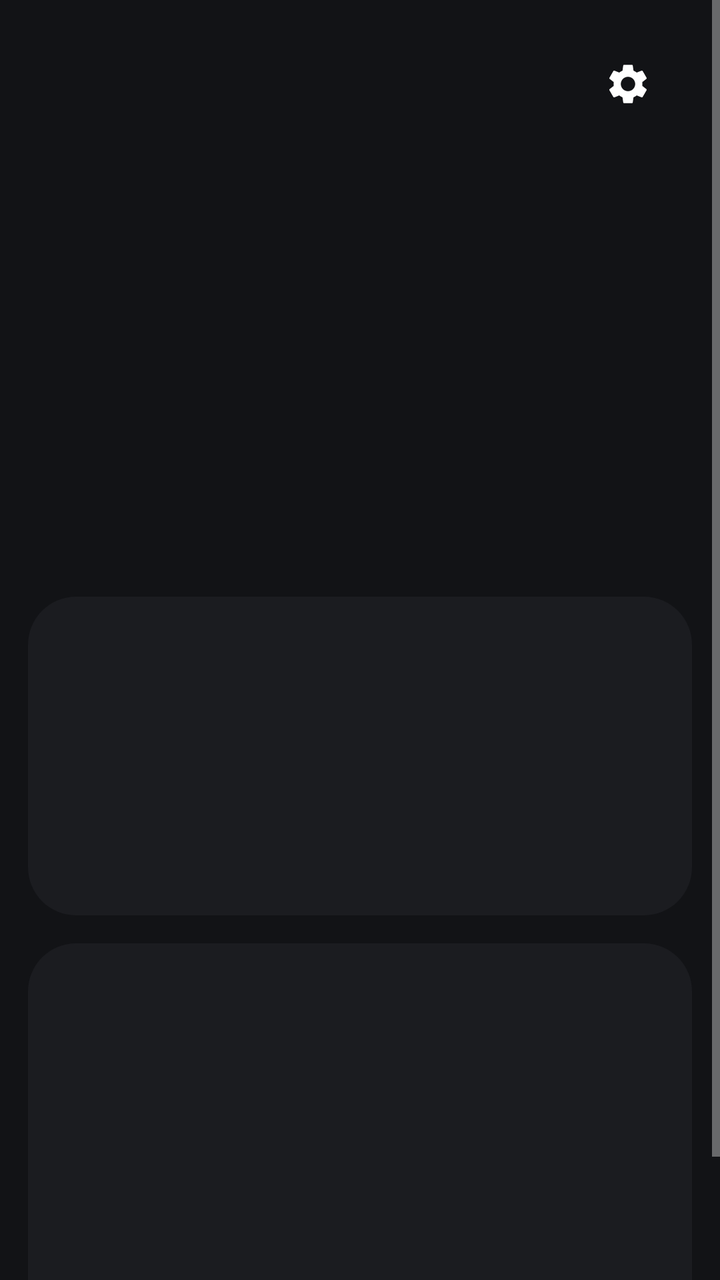
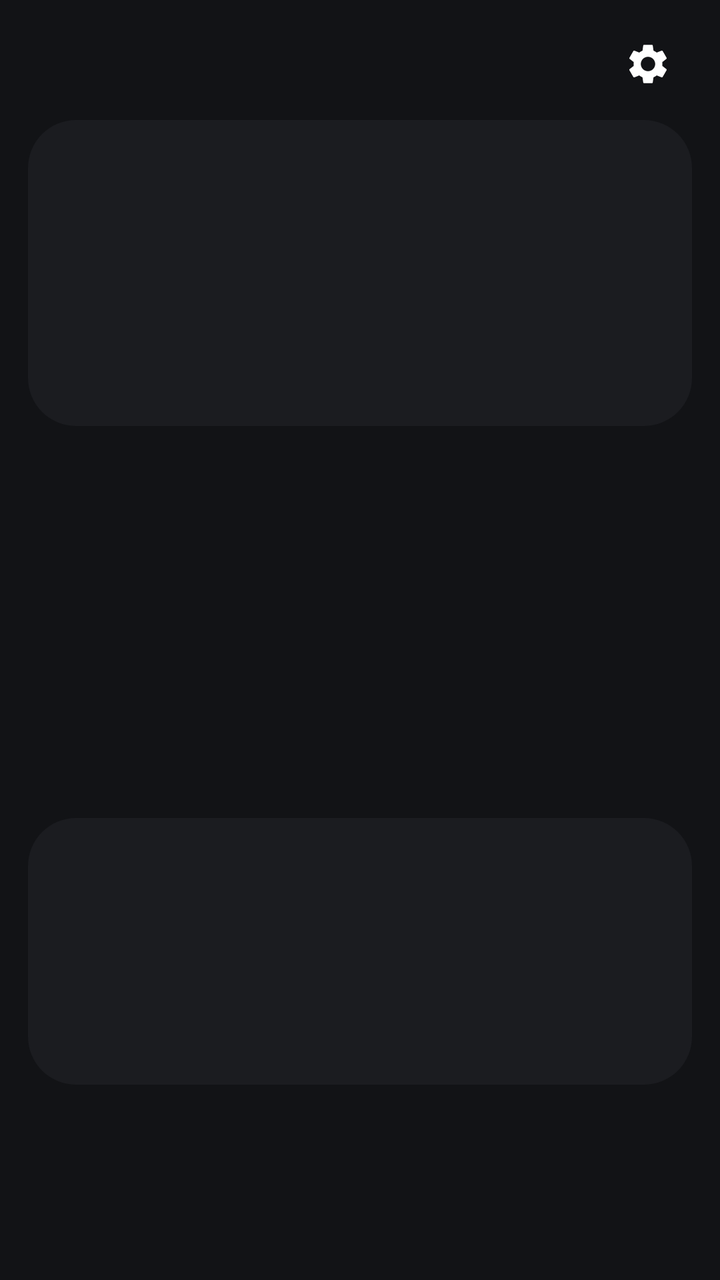

The first picture is an Android layout as it rendered before a commit; the second is the same layout after the commit. The layout source and the unified diff follow.
<!-- AndroidManifest.xml: application theme Theme.SunW -->
<!-- res/layout/activity_main.xml -->
<?xml version="1.0" encoding="utf-8"?>
<ScrollView xmlns:android="http://schemas.android.com/apk/res/android"
    android:id="@+id/page"
    android:layout_width="match_parent"
    android:layout_height="match_parent"
    android:fitsSystemWindows="true">

    <LinearLayout
        android:layout_width="match_parent"
        android:layout_height="wrap_content"
        android:orientation="vertical"
        android:paddingBottom="24dp">

        <LinearLayout
            android:layout_width="match_parent"
            android:layout_height="wrap_content"
            android:gravity="top"
            android:orientation="horizontal"
            android:paddingHorizontal="22dp"
            android:paddingTop="18dp"
            android:paddingBottom="16dp">

            <LinearLayout
                android:layout_width="0dp"
                android:layout_height="wrap_content"
                android:layout_weight="1"
                android:orientation="vertical">

                <TextView
                    android:id="@+id/place"
                    android:layout_width="wrap_content"
                    android:layout_height="wrap_content"
                    android:background="?android:attr/selectableItemBackground"
                    android:ellipsize="end"
                    android:fontFamily="sans-serif-light"
                    android:maxLines="1"
                    android:textSize="28sp" />

                <TextView
                    android:id="@+id/date"
                    android:layout_width="wrap_content"
                    android:layout_height="wrap_content"
                    android:layout_marginTop="2dp"
                    android:textSize="14sp" />
            </LinearLayout>

            <ImageButton
                android:id="@+id/settings"
                android:layout_width="48dp"
                android:layout_height="48dp"
                android:background="?android:attr/selectableItemBackgroundBorderless"
                android:contentDescription="@string/settings"
                android:src="@drawable/ic_settings" />
        </LinearLayout>

        
        <FrameLayout
            android:id="@+id/widget_container"
            android:layout_width="match_parent"
            android:layout_height="192dp"
            android:layout_marginHorizontal="14dp" />

        <LinearLayout
            android:id="@+id/moon_card"
            android:layout_width="match_parent"
            android:layout_height="wrap_content"
            android:layout_margin="14dp"
            android:background="@drawable/card_background"
            android:orientation="vertical"
            android:padding="18dp">

            <LinearLayout
                android:layout_width="match_parent"
                android:layout_height="wrap_content"
                android:gravity="center_vertical"
                android:orientation="horizontal">

                <ImageView
                    android:id="@+id/moon_image"
                    android:layout_width="72dp"
                    android:layout_height="72dp"
                    android:layout_marginEnd="18dp"
                    android:importantForAccessibility="no" />

                <LinearLayout
                    android:layout_width="0dp"
                    android:layout_height="wrap_content"
                    android:layout_weight="1"
                    android:orientation="vertical">

                    <LinearLayout
                        android:layout_width="wrap_content"
                        android:layout_height="wrap_content"
                        android:baselineAligned="true"
                        android:orientation="horizontal">

                        <TextView
                            android:id="@+id/moon_illumination"
                            android:layout_width="wrap_content"
                            android:layout_height="wrap_content"
                            android:fontFamily="sans-serif-light"
                            android:textSize="34sp" />

                        <TextView
                            android:id="@+id/moon_phase"
                            android:layout_width="wrap_content"
                            android:layout_height="wrap_content"
                            android:layout_marginStart="10dp"
                            android:textSize="15sp" />
                    </LinearLayout>

                    <TextView
                        android:id="@+id/moon_times"
                        android:layout_width="wrap_content"
                        android:layout_height="wrap_content"
                        android:layout_marginTop="4dp"
                        android:layout_marginBottom="6dp"
                        android:textSize="17sp" />

                    <TextView
                        android:id="@+id/moon_next"
                        android:layout_width="match_parent"
                        android:layout_height="wrap_content"
                        android:autoSizeMaxTextSize="12sp"
                        android:autoSizeMinTextSize="9sp"
                        android:autoSizeStepGranularity="0.5sp"
                        android:autoSizeTextType="uniform"
                        android:maxLines="1"
                        android:textSize="12sp" />
                </LinearLayout>
            </LinearLayout>

            <View
                android:id="@+id/moon_divider"
                android:layout_width="match_parent"
                android:layout_height="1dp"
                android:layout_marginTop="16dp"
                android:layout_marginBottom="12dp" />

            
            <LinearLayout
                android:id="@+id/moon_week"
                android:layout_width="match_parent"
                android:layout_height="wrap_content"
                android:orientation="horizontal" />
        </LinearLayout>

        
        <LinearLayout
            android:id="@+id/weather_card"
            android:layout_width="match_parent"
            android:layout_height="wrap_content"
            android:layout_marginHorizontal="14dp"
            android:background="@drawable/card_background"
            android:orientation="vertical"
            android:padding="18dp">

            <LinearLayout
                android:id="@+id/weather_now"
                android:layout_width="match_parent"
                android:layout_height="wrap_content"
                android:background="?android:attr/selectableItemBackground"
                android:gravity="center_vertical"
                android:orientation="horizontal">

                <ImageView
                    android:id="@+id/weather_icon"
                    android:layout_width="76dp"
                    android:layout_height="76dp"
                    android:layout_marginEnd="10dp"
                    android:importantForAccessibility="no" />

                <LinearLayout
                    android:layout_width="0dp"
                    android:layout_height="wrap_content"
                    android:layout_weight="1"
                    android:orientation="vertical">

                    <TextView
                        android:id="@+id/weather_temp"
                        android:layout_width="wrap_content"
                        android:layout_height="wrap_content"
                        android:fontFamily="sans-serif-light"
                        android:includeFontPadding="false"
                        android:textSize="46sp" />

                    <TextView
                        android:id="@+id/weather_desc"
                        android:layout_width="wrap_content"
                        android:layout_height="wrap_content"
                        android:layout_marginTop="4dp"
                        android:textSize="14sp" />

                    <TextView
                        android:id="@+id/weather_sub"
                        android:layout_width="wrap_content"
                        android:layout_height="wrap_content"
                        android:layout_marginTop="2dp"
                        android:textSize="12sp" />
                </LinearLayout>

                <LinearLayout
                    android:id="@+id/weather_today_pills"
                    android:layout_width="wrap_content"
                    android:layout_height="wrap_content"
                    android:orientation="vertical" />
            </LinearLayout>

            <TextView
                android:id="@+id/weather_today_facts"
                android:layout_width="wrap_content"
                android:layout_height="wrap_content"
                android:layout_marginTop="12dp"
                android:textSize="13sp" />

            <View
                android:id="@+id/weather_divider"
                android:layout_width="match_parent"
                android:layout_height="1dp"
                android:layout_marginTop="14dp"
                android:layout_marginBottom="4dp" />

            <LinearLayout
                android:id="@+id/weather_days"
                android:layout_width="match_parent"
                android:layout_height="wrap_content"
                android:layout_marginTop="8dp"
                android:orientation="horizontal" />

            <TextView
                android:id="@+id/weather_status"
                android:layout_width="match_parent"
                android:layout_height="wrap_content"
                android:layout_marginTop="10dp"
                android:gravity="center_horizontal"
                android:textSize="11sp" />
        </LinearLayout>
    </LinearLayout>
</ScrollView>
<!-- resources referenced by this layout -->
<resources>
  <!-- drawable card_background (drawable) -->
  <?xml version="1.0" encoding="utf-8"?>
  <shape xmlns:android="http://schemas.android.com/apk/res/android" android:shape="rectangle">
      <corners android:radius="24dp" />
      <solid android:color="#FF1B1C20" />
  </shape>
  <!-- drawable ic_settings (drawable) -->
  <?xml version="1.0" encoding="utf-8"?>
  <vector xmlns:android="http://schemas.android.com/apk/res/android"
      android:width="24dp"
      android:height="24dp"
      android:viewportWidth="24"
      android:viewportHeight="24">
      <path
          android:fillColor="#FFFFFFFF"
          android:pathData="M19.14,12.94c0.04,-0.3 0.06,-0.61 0.06,-0.94 0,-0.32 -0.02,-0.64 -0.07,-0.94l2.03,-1.58c0.18,-0.14 0.23,-0.41 0.12,-0.61l-1.92,-3.32c-0.12,-0.22 -0.37,-0.29 -0.59,-0.22l-2.39,0.96c-0.5,-0.38 -1.03,-0.7 -1.62,-0.94L14.4,2.81c-0.04,-0.24 -0.24,-0.41 -0.48,-0.41h-3.84c-0.24,0 -0.43,0.17 -0.47,0.41L9.25,5.35C8.66,5.59 8.12,5.92 7.63,6.29L5.24,5.33c-0.22,-0.08 -0.47,0 -0.59,0.22L2.74,8.87C2.62,9.08 2.66,9.34 2.86,9.48l2.03,1.58C4.84,11.36 4.8,11.69 4.8,12s0.02,0.64 0.07,0.94l-2.03,1.58c-0.18,0.14 -0.23,0.41 -0.12,0.61l1.92,3.32c0.12,0.22 0.37,0.29 0.59,0.22l2.39,-0.96c0.5,0.38 1.03,0.7 1.62,0.94l0.36,2.54c0.05,0.24 0.24,0.41 0.48,0.41h3.84c0.24,0 0.44,-0.17 0.47,-0.41l0.36,-2.54c0.59,-0.24 1.13,-0.56 1.62,-0.94l2.39,0.96c0.22,0.08 0.47,0 0.59,-0.22l1.92,-3.32c0.12,-0.22 0.07,-0.47 -0.12,-0.61L19.14,12.94zM12,15.6c-1.98,0 -3.6,-1.62 -3.6,-3.6s1.62,-3.6 3.6,-3.6 3.6,1.62 3.6,3.6S13.98,15.6 12,15.6z" />
  </vector>
  <string name="settings">Settings</string>
  <style name="Theme.SunW" parent="android:Theme.Material.NoActionBar">
          <item name="android:colorAccent">#FFB547</item>
          <item name="android:windowBackground">@color/page_background</item>
      </style>
  <color name="page_background">#121316</color>
</resources>

<!-- the commit's change to res/layout/activity_main.xml (unified diff, before → after) -->
@@ -9,40 +9,40 @@
         android:layout_width="match_parent"
         android:layout_height="wrap_content"
         android:orientation="vertical"
-        android:paddingBottom="24dp">
-
+        android:paddingBottom="12dp">
+
+        
         <LinearLayout
+            android:id="@+id/header"
             android:layout_width="match_parent"
             android:layout_height="wrap_content"
-            android:gravity="top"
+            android:baselineAligned="true"
+            android:gravity="center_vertical"
             android:orientation="horizontal"
-            android:paddingHorizontal="22dp"
-            android:paddingTop="18dp"
-            android:paddingBottom="16dp">
-
-            <LinearLayout
+            android:paddingStart="22dp"
+            android:paddingTop="8dp"
+            android:paddingEnd="12dp"
+            android:paddingBottom="4dp">
+
+            <TextView
+                android:id="@+id/place"
+                android:layout_width="wrap_content"
+                android:layout_height="wrap_content"
+                android:background="?android:attr/selectableItemBackground"
+                android:ellipsize="end"
+                android:fontFamily="sans-serif-light"
+                android:maxLines="1"
+                android:textSize="28sp" />
+
+            <TextView
+                android:id="@+id/date"
                 android:layout_width="0dp"
                 android:layout_height="wrap_content"
+                android:layout_marginStart="12dp"
                 android:layout_weight="1"
-                android:orientation="vertical">
-
-                <TextView
-                    android:id="@+id/place"
-                    android:layout_width="wrap_content"
-                    android:layout_height="wrap_content"
-                    android:background="?android:attr/selectableItemBackground"
-                    android:ellipsize="end"
-                    android:fontFamily="sans-serif-light"
-                    android:maxLines="1"
-                    android:textSize="28sp" />
-
-                <TextView
-                    android:id="@+id/date"
-                    android:layout_width="wrap_content"
-                    android:layout_height="wrap_content"
-                    android:layout_marginTop="2dp"
-                    android:textSize="14sp" />
-            </LinearLayout>
+                android:ellipsize="end"
+                android:maxLines="1"
+                android:textSize="14sp" />
 
             <ImageButton
                 android:id="@+id/settings"
@@ -54,20 +54,114 @@
         </LinearLayout>
 
         
+        <LinearLayout
+            android:id="@+id/weather_card"
+            android:layout_width="match_parent"
+            android:layout_height="wrap_content"
+            android:layout_marginHorizontal="14dp"
+            android:background="@drawable/card_background"
+            android:orientation="vertical"
+            android:paddingHorizontal="18dp"
+            android:paddingVertical="10dp">
+
+            <LinearLayout
+                android:id="@+id/weather_now"
+                android:layout_width="match_parent"
+                android:layout_height="wrap_content"
+                android:background="?android:attr/selectableItemBackground"
+                android:gravity="center_vertical"
+                android:orientation="horizontal">
+
+                <ImageView
+                    android:id="@+id/weather_icon"
+                    android:layout_width="60dp"
+                    android:layout_height="60dp"
+                    android:layout_marginEnd="10dp"
+                    android:importantForAccessibility="no" />
+
+                <LinearLayout
+                    android:layout_width="0dp"
+                    android:layout_height="wrap_content"
+                    android:layout_weight="1"
+                    android:orientation="vertical">
+
+                    <TextView
+                        android:id="@+id/weather_temp"
+                        android:layout_width="wrap_content"
+                        android:layout_height="wrap_content"
+                        android:fontFamily="sans-serif-light"
+                        android:includeFontPadding="false"
+                        android:textSize="46sp" />
+
+                    <TextView
+                        android:id="@+id/weather_desc"
+                        android:layout_width="wrap_content"
+                        android:layout_height="wrap_content"
+                        android:layout_marginTop="4dp"
+                        android:textSize="14sp" />
+
+                    
+                    <TextView
+                        android:id="@+id/weather_sub"
+                        android:layout_width="match_parent"
+                        android:layout_height="wrap_content"
+                        android:layout_marginTop="2dp"
+                        android:autoSizeMaxTextSize="12sp"
+                        android:autoSizeMinTextSize="9sp"
+                        android:autoSizeStepGranularity="0.5sp"
+                        android:autoSizeTextType="uniform"
+                        android:maxLines="2"
+                        android:textSize="12sp" />
+                </LinearLayout>
+
+                <LinearLayout
+                    android:id="@+id/weather_today_pills"
+                    android:layout_width="wrap_content"
+                    android:layout_height="wrap_content"
+                    android:layout_marginStart="6dp"
+                    android:orientation="horizontal" />
+            </LinearLayout>
+
+            <View
+                android:id="@+id/weather_divider"
+                android:layout_width="match_parent"
+                android:layout_height="1dp"
+                android:layout_marginTop="8dp"
+                android:layout_marginBottom="2dp" />
+
+            <LinearLayout
+                android:id="@+id/weather_days"
+                android:layout_width="match_parent"
+                android:layout_height="wrap_content"
+                android:orientation="horizontal" />
+
+            <TextView
+                android:id="@+id/weather_status"
+                android:layout_width="match_parent"
+                android:layout_height="wrap_content"
+                android:layout_marginVertical="6dp"
+                android:gravity="center_horizontal"
+                android:textSize="11sp" />
+        </LinearLayout>
+
+        
         <FrameLayout
             android:id="@+id/widget_container"
             android:layout_width="match_parent"
-            android:layout_height="192dp"
-            android:layout_marginHorizontal="14dp" />
+            android:layout_height="176dp"
+            android:layout_marginHorizontal="14dp"
+            android:layout_marginTop="10dp" />
 
         <LinearLayout
             android:id="@+id/moon_card"
             android:layout_width="match_parent"
             android:layout_height="wrap_content"
-            android:layout_margin="14dp"
+            android:layout_marginHorizontal="14dp"
+            android:layout_marginTop="10dp"
             android:background="@drawable/card_background"
             android:orientation="vertical"
-            android:padding="18dp">
+            android:paddingHorizontal="18dp"
+            android:paddingVertical="10dp">
 
             <LinearLayout
                 android:layout_width="match_parent"
@@ -77,8 +171,8 @@
 
                 <ImageView
                     android:id="@+id/moon_image"
-                    android:layout_width="72dp"
-                    android:layout_height="72dp"
+                    android:layout_width="64dp"
+                    android:layout_height="64dp"
                     android:layout_marginEnd="18dp"
                     android:importantForAccessibility="no" />
 
@@ -134,8 +228,8 @@
                 android:id="@+id/moon_divider"
                 android:layout_width="match_parent"
                 android:layout_height="1dp"
-                android:layout_marginTop="16dp"
-                android:layout_marginBottom="12dp" />
+                android:layout_marginTop="10dp"
+                android:layout_marginBottom="8dp" />
 
             
             <LinearLayout
@@ -143,97 +237,6 @@
                 android:layout_width="match_parent"
                 android:layout_height="wrap_content"
                 android:orientation="horizontal" />
-        </LinearLayout>
-
-        
-        <LinearLayout
-            android:id="@+id/weather_card"
-            android:layout_width="match_parent"
-            android:layout_height="wrap_content"
-            android:layout_marginHorizontal="14dp"
-            android:background="@drawable/card_background"
-            android:orientation="vertical"
-            android:padding="18dp">
-
-            <LinearLayout
-                android:id="@+id/weather_now"
-                android:layout_width="match_parent"
-                android:layout_height="wrap_content"
-                android:background="?android:attr/selectableItemBackground"
-                android:gravity="center_vertical"
-                android:orientation="horizontal">
-
-                <ImageView
-                    android:id="@+id/weather_icon"
-                    android:layout_width="76dp"
-                    android:layout_height="76dp"
-                    android:layout_marginEnd="10dp"
-                    android:importantForAccessibility="no" />
-
-                <LinearLayout
-                    android:layout_width="0dp"
-                    android:layout_height="wrap_content"
-                    android:layout_weight="1"
-                    android:orientation="vertical">
-
-                    <TextView
-                        android:id="@+id/weather_temp"
-                        android:layout_width="wrap_content"
-                        android:layout_height="wrap_content"
-                        android:fontFamily="sans-serif-light"
-                        android:includeFontPadding="false"
-                        android:textSize="46sp" />
-
-                    <TextView
-                        android:id="@+id/weather_desc"
-                        android:layout_width="wrap_content"
-                        android:layout_height="wrap_content"
-                        android:layout_marginTop="4dp"
-                        android:textSize="14sp" />
-
-                    <TextView
-                        android:id="@+id/weather_sub"
-                        android:layout_width="wrap_content"
-                        android:layout_height="wrap_content"
-                        android:layout_marginTop="2dp"
-                        android:textSize="12sp" />
-                </LinearLayout>
-
-                <LinearLayout
-                    android:id="@+id/weather_today_pills"
-                    android:layout_width="wrap_content"
-                    android:layout_height="wrap_content"
-                    android:orientation="vertical" />
-            </LinearLayout>
-
-            <TextView
-                android:id="@+id/weather_today_facts"
-                android:layout_width="wrap_content"
-                android:layout_height="wrap_content"
-                android:layout_marginTop="12dp"
-                android:textSize="13sp" />
-
-            <View
-                android:id="@+id/weather_divider"
-                android:layout_width="match_parent"
-                android:layout_height="1dp"
-                android:layout_marginTop="14dp"
-                android:layout_marginBottom="4dp" />
-
-            <LinearLayout
-                android:id="@+id/weather_days"
-                android:layout_width="match_parent"
-                android:layout_height="wrap_content"
-                android:layout_marginTop="8dp"
-                android:orientation="horizontal" />
-
-            <TextView
-                android:id="@+id/weather_status"
-                android:layout_width="match_parent"
-                android:layout_height="wrap_content"
-                android:layout_marginTop="10dp"
-                android:gravity="center_horizontal"
-                android:textSize="11sp" />
         </LinearLayout>
     </LinearLayout>
 </ScrollView>
